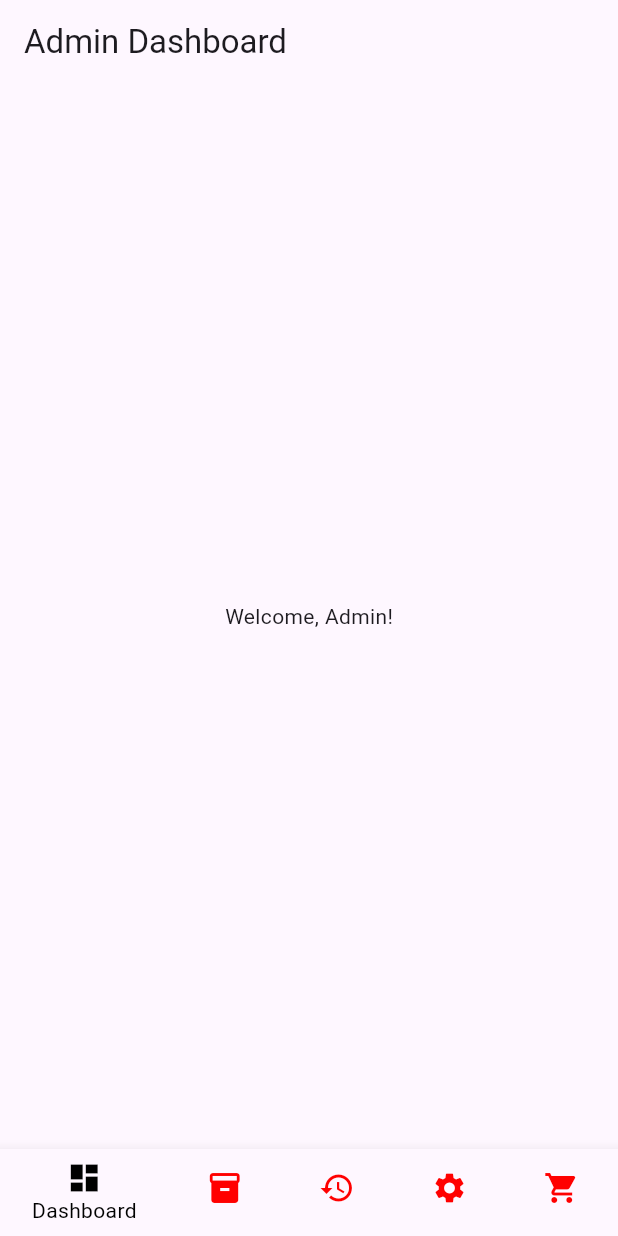
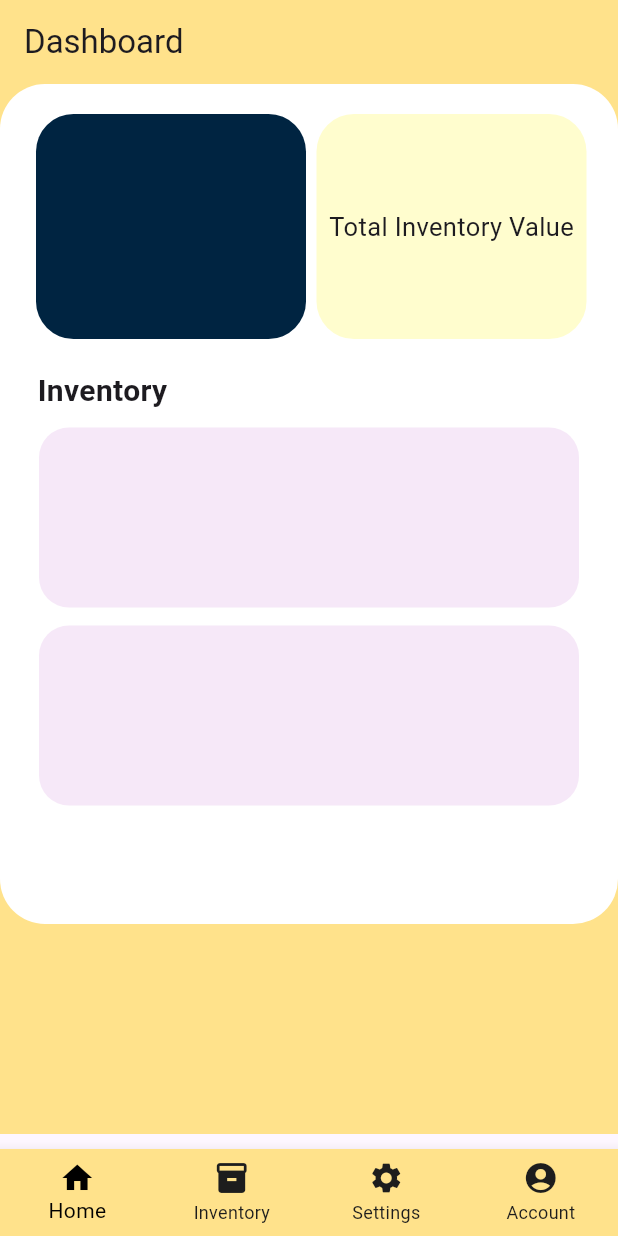
Before and after one commit to Jayr222/Sales_and_inventory_system, a Flutter app: the AdminDashboard screen opened directly, on a phone screen of 412 x 824 dp. Run offline on Flutter 3.47's test engine with Material 3 defaults, Android fonts, the phone set to English and light mode, and no system bars; our stand-ins replace cloud_firestore, firebase_auth, firebase_core, google_nav_bar; accounts and stored records are empty.

Commit message:
Add a Folder inside a lib

```diff
--- /dev/null
+++ b/flutter_application_1/lib/UI/Admin_Dashboard/home_screen.dart
@@ -0,0 +1,113 @@
+import 'package:flutter/material.dart';
+
+class HomeScreen extends StatelessWidget {
+  const HomeScreen({super.key});
+
+  @override
+  Widget build(BuildContext context) {
+    return Scaffold(
+      appBar: AppBar(
+        title: const Text('Dashboard'),
+        backgroundColor: const Color.fromARGB(255, 255, 226, 139),
+      ),
+      body: Container(
+        color: const Color.fromARGB(255, 255, 226, 139),
+        width: double.infinity,
+        height: 700,
+        child: Column(
+          children: [
+            Container(
+              width: double.infinity,
+              height: 560,
+              decoration: BoxDecoration(
+                borderRadius: BorderRadius.circular(30),
+                color: const Color.fromARGB(255, 255, 255, 255),
+              ),
+              child: Column(
+                children: [
+                  Row(
+                    mainAxisAlignment: MainAxisAlignment.center,
+                    children: [
+                      Padding(
+                        padding: const EdgeInsets.symmetric(
+                            horizontal: 5, vertical: 20),
+                        child: Container(
+                          width: 180,
+                          height: 150,
+                          decoration: BoxDecoration(
+                              color: const Color.fromARGB(255, 0, 36, 65),
+                              borderRadius: BorderRadius.circular(25)),
+                        ),
+                      ),
+                      Padding(
+                        padding: const EdgeInsets.symmetric(
+                            horizontal: 2, vertical: 10),
+                        child: Container(
+                          width: 180,
+                          height: 150,
+                          decoration: BoxDecoration(
+                            color: const Color.fromARGB(255, 255, 253, 206),
+                            borderRadius: BorderRadius.circular(25),
+                          ),
+                          child: Padding(
+                            padding: const EdgeInsets.symmetric(vertical: 20),
+                            child: Center(
+                              child: Container(
+                                  child: const Text('Total Inventory Value',
+                                      style: TextStyle(fontSize: 17))),
+                            ),
+                          ),
+                        ),
+                      ),
+                    ],
+                  ),
+                  Row(
+                    children: [
+                      Padding(
+                        padding: const EdgeInsets.only(left: 25, bottom: 10),
+                        child: Container(
+                          child: const Text(
+                            'Inventory',
+                            style: TextStyle(
+                                fontSize: 20, fontWeight: FontWeight.bold),
+                          ),
+                        ),
+                      ),
+                    ],
+                  ),
+                  Row(
+                    mainAxisAlignment: MainAxisAlignment.center,
+                    children: [
+                      Container(
+                        width: 360,
+                        height: 120,
+                        decoration: BoxDecoration(
+                            color: const Color.fromARGB(255, 246, 232, 248),
+                            borderRadius: BorderRadius.circular(20)),
+                      )
+                    ],
+                  ),
+                  Padding(
+                    padding: const EdgeInsets.symmetric(vertical: 12),
+                    child: Row(
+                      mainAxisAlignment: MainAxisAlignment.center,
+                      children: [
+                        Container(
+                          width: 360,
+                          height: 120,
+                          decoration: BoxDecoration(
+                              color: const Color.fromARGB(255, 246, 232, 248),
+                              borderRadius: BorderRadius.circular(20)),
+                        )
+                      ],
+                    ),
+                  ),
+                ],
+              ),
+            ),
+          ],
+        ),
+      ),
+    );
+  }
+}
--- a/flutter_application_1/lib/screens/admin_dashboard.dart
+++ b/flutter_application_1/lib/screens/admin_dashboard.dart
@@ -1,4 +1,8 @@
 import 'package:flutter/material.dart';
+import 'package:flutter_application_1/UI/Admin_Dashboard/home_screen.dart';
+import 'package:flutter_application_1/UI/Admin_Dashboard/account_screen.dart';
+import 'package:flutter_application_1/UI/Admin_Dashboard/settings_screen.dart';
+import 'package:flutter_application_1/UI/Admin_Dashboard/inventory_screen.dart';
 
 class AdminDashboard extends StatefulWidget {
   const AdminDashboard({super.key});
@@ -11,14 +15,17 @@ class AdminDashboard extends StatefulWidget {
 class _AdminDashboardState extends State<AdminDashboard> {
   int _currentIndex = 0; // Track the selected tab index
 
-  // List of widgets for each tab
-  final List<Widget> _children = [
-    const Center(child: Text('Welcome, Admin!')), // Dashboard tab
-    const Center(child: Text('Inventory')), // Inventory tab
-    const Center(child: Text('History')), // History tab
-    const Center(child: Text('Settings')), // Settings tab
-    const Center(child: Text('Sales')), // Sales tab
+  // List of screens to display for each tab
+  final List<Widget> _screens = [
+    const HomeScreen(), // Replaced AdminDashboard with a separate DashboardScreen
+    const InventoryScreen(),
+    const SettingsScreen(),
+    const AccountScreen(),
   ];
+  void _addStock() {
+    // Your logic for adding stock
+    print('Stock added');
+  }
 
   // Function to handle tab selection
   void onTabTapped(int index) {
@@ -27,42 +34,49 @@ class _AdminDashboardState extends State<AdminDashboard> {
     });
   }
 
+  // Function to Handle NavBar
   @override
   Widget build(BuildContext context) {
     return Scaffold(
-      appBar: AppBar(
-        title: const Text('Admin Dashboard'),
-      ),
-      body: _children[_currentIndex], // Show the selected tab's content
+      backgroundColor: const Color.fromARGB(255, 245, 247, 129),
+      body: _screens[_currentIndex], // Display the current screen
       bottomNavigationBar: BottomNavigationBar(
-        currentIndex: _currentIndex, // Highlight the current tab
-        onTap: onTabTapped, // Change tab when an item is tapped
-        selectedItemColor: const Color.fromARGB(255, 0, 0, 0),
-        unselectedItemColor: const Color.fromARGB(255, 255, 0, 0),
+        currentIndex: _currentIndex,
+        onTap: onTabTapped,
+        type: BottomNavigationBarType.fixed, // Use shifting or fixed
+        selectedItemColor:
+            const Color.fromARGB(255, 0, 0, 0), // Color of selected icon
+        unselectedItemColor:
+            const Color.fromARGB(255, 29, 29, 29), // Color of unselected icon
+        backgroundColor: const Color.fromARGB(
+            255, 255, 226, 139), // Background color of navbar
         items: const [
           BottomNavigationBarItem(
-            icon: Icon(Icons.dashboard),
-            label: 'Dashboard', // Ensure a label is provided
+            icon: Icon(Icons.home),
+            label: 'Home',
           ),
           BottomNavigationBarItem(
             icon: Icon(Icons.inventory),
-            label: 'Inventory', // Ensure a label is provided
-          ),
-          BottomNavigationBarItem(
-            // Added the History tab
-            icon: Icon(Icons.history),
-            label: 'History', // Ensure a label is provided
+            label: 'Inventory',
           ),
           BottomNavigationBarItem(
             icon: Icon(Icons.settings),
-            label: 'Settings', // Ensure a label is provided
+            label: 'Settings',
           ),
           BottomNavigationBarItem(
-            icon: Icon(Icons.shopping_cart),
-            label: 'Sales',
+            icon: Icon(Icons.account_circle),
+            label: 'Account',
           )
         ],
       ),
     );
   }
 }
+
+// Separate widget for the Dashboard screen
+
+// screen for Account
+
+// screen for Settings
+
+// Screen for Inventory
```
Also changed, not shown: flutter_application_1/lib/UI/Admin_Dashboard/account_screen.dart (added, +31 -0 lines), flutter_application_1/lib/UI/Admin_Dashboard/inventory_screen.dart (added, +31 -0 lines), flutter_application_1/lib/UI/Admin_Dashboard/settings_screen.dart (added, +31 -0 lines).
